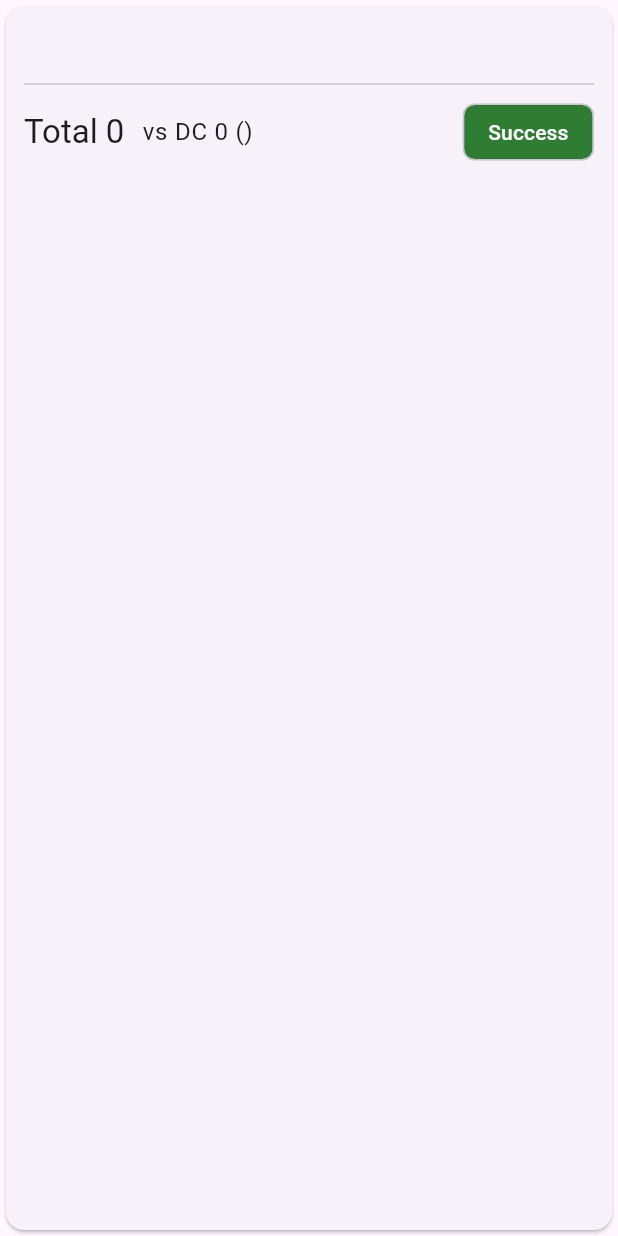
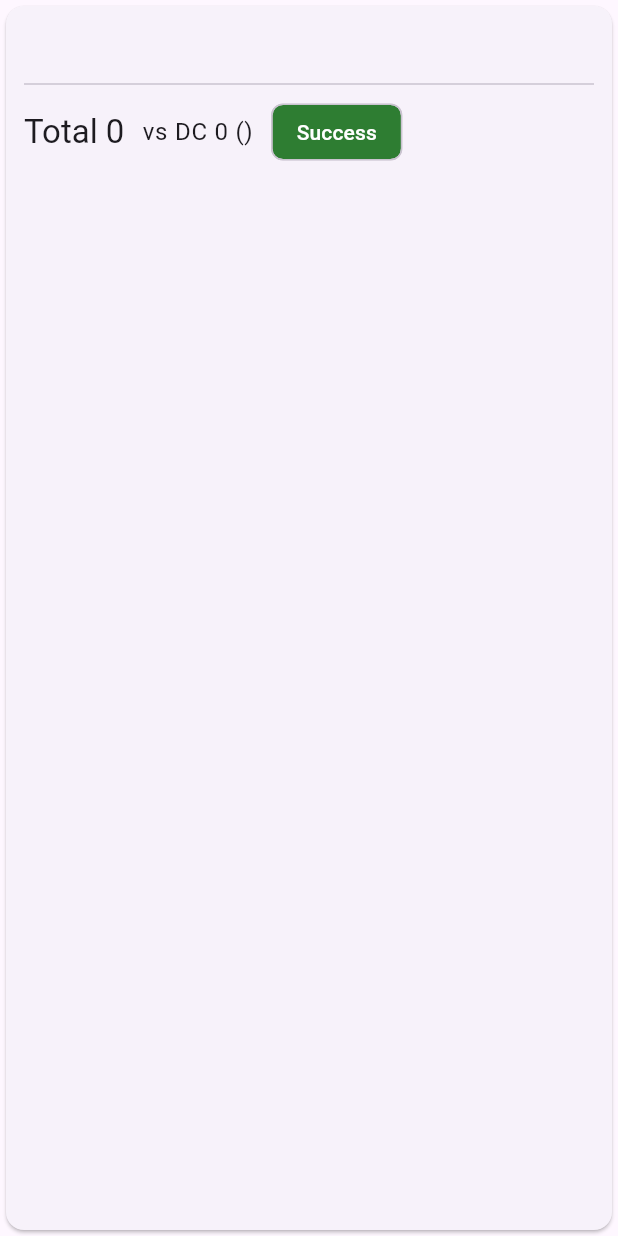
Before and after one commit to ShadowfeindX/BARD_Files, a Flutter app: the DiceBreakdownView widget shown alone on an empty page, opened directly with empty values, on a phone screen of 412 x 824 dp. Run offline on Flutter 3.47's test engine with Material 3 defaults, Android fonts, the phone set to English and light mode, and no system bars; our stand-ins replace signals_flutter, yaml; missing offline and left inert: xrandom.

Commit message:
fix(ui_kit): wrap the breakdown total row so narrow panels do not overflow
Co-Authored-By: Claude Sonnet 5.5 <noreply@anthropic.com>
Claude-Session: https://claude.ai/code/session_01DViccD6ZGtVjPzfEzrGVm7

```diff
--- a/packages/ui_kit/lib/src/dice_breakdown.dart
+++ b/packages/ui_kit/lib/src/dice_breakdown.dart
@@ -133,14 +133,13 @@ class DiceBreakdownView extends StatelessWidget {
             for (final mod in data.modifiers)
               _ValueRow(label: mod.label, value: _signed(mod.value)),
             const Divider(),
-            Row(
+            Wrap(
+              spacing: 12,
+              runSpacing: 4,
+              crossAxisAlignment: WrapCrossAlignment.center,
               children: [
                 Text('Total ${data.total}', style: text.titleLarge),
-                if (dcText != null) ...[
-                  const SizedBox(width: 12),
-                  Text('vs $dcText', style: text.bodyLarge),
-                ],
-                const Spacer(),
+                if (dcText != null) Text('vs $dcText', style: text.bodyLarge),
                 Chip(
                   label: Text(
                     outcomeLabel(data.outcome),
```
